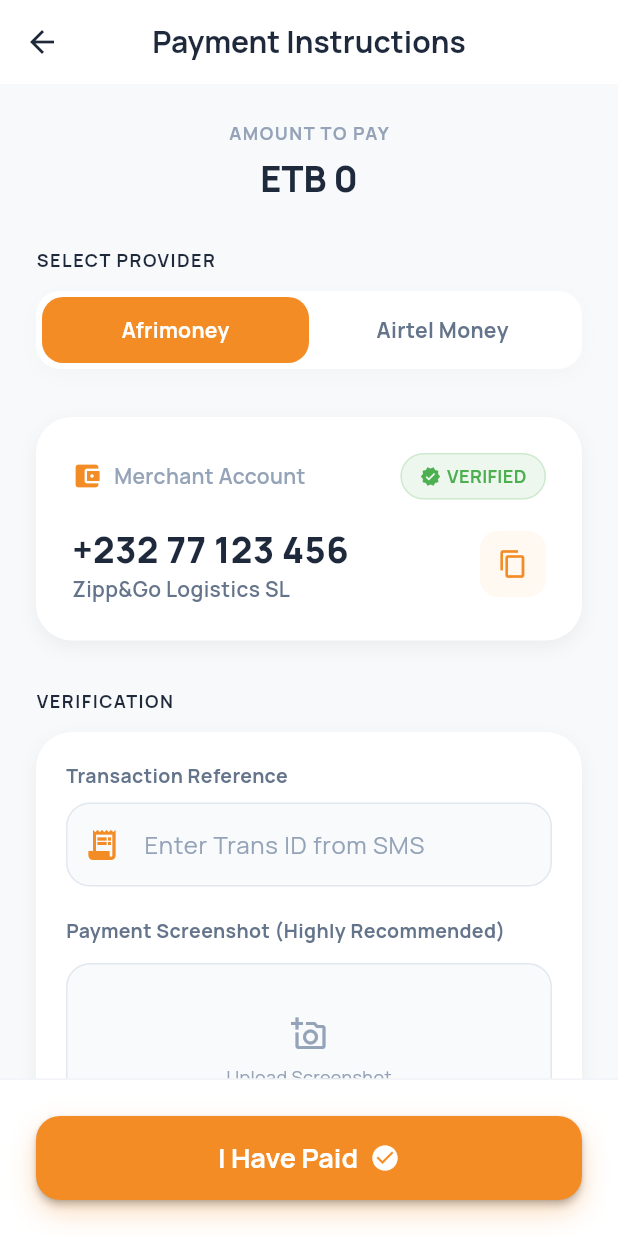
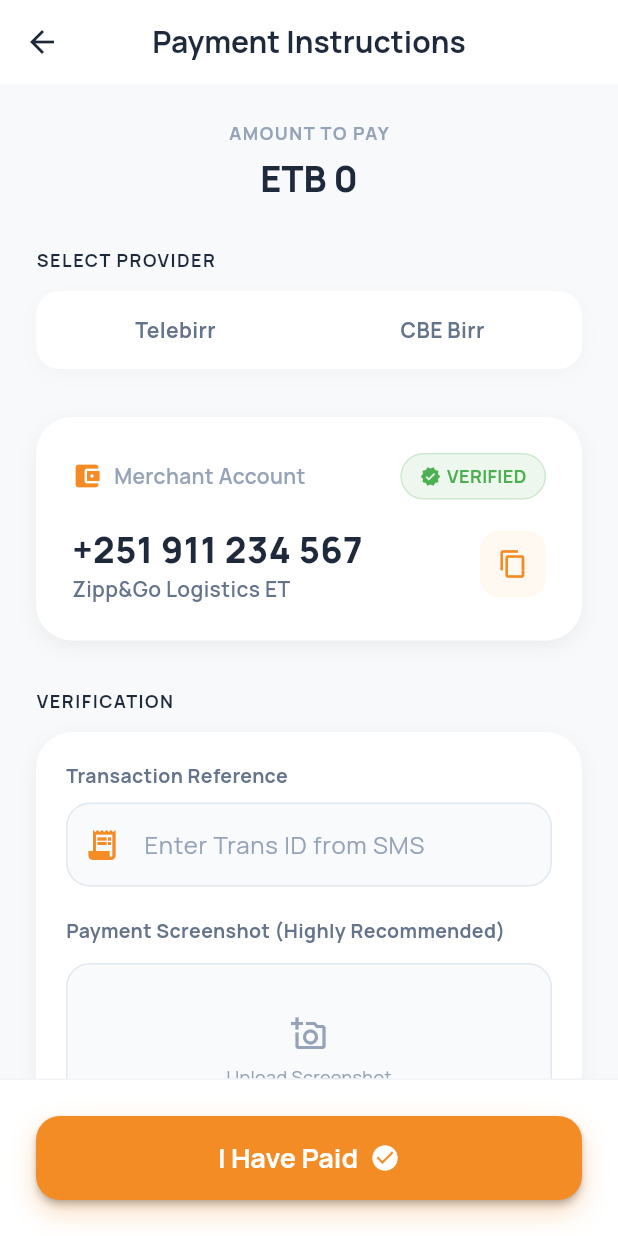
Before and after one commit to amanuel-alex/Motorbike-Parcel-Delivery-App, a Flutter app: the PaymentInstructionsScreen screen opened directly with empty values, on a phone screen of 412 x 824 dp. Run offline on Flutter 3.47's test engine with Material 3 defaults, Android fonts, the phone set to English and light mode, and no system bars; our stand-ins replace cloud_firestore, country_picker, firebase_auth, firebase_core, firebase_storage, google_fonts and 3 more; accounts and stored records are empty; statements that could not run were skipped.

Commit message:
update customer screen

```diff
--- a/lib/core/widgets/common_widgets.dart
+++ b/lib/core/widgets/common_widgets.dart
@@ -6,6 +6,8 @@
   final VoidCallback? onPressed;
   final bool isPrimary;
   final IconData? icon;
+  final Color? backgroundColor;
+  final Color? textColor;
 
   const CustomButton({
     super.key,
@@ -13,6 +15,8 @@
     this.onPressed,
     this.isPrimary = true,
     this.icon,
+    this.backgroundColor,
+    this.textColor,
   });
 
   @override
@@ -25,7 +29,7 @@
               borderRadius: BorderRadius.circular(16),
               boxShadow: [
                 BoxShadow(
-                  color: AppColors.primary.withOpacity(0.3),
+                  color: (backgroundColor ?? AppColors.primary).withOpacity(0.3),
                   blurRadius: 15,
                   offset: const Offset(0, 8),
                 ),
@@ -35,11 +39,18 @@
       child: isPrimary
           ? ElevatedButton(
               onPressed: onPressed,
+              style: ElevatedButton.styleFrom(
+                backgroundColor: backgroundColor ?? AppColors.primary,
+                foregroundColor: textColor ?? Colors.white,
+                shape: RoundedRectangleBorder(borderRadius: BorderRadius.circular(16)),
+              ),
               child: _buildBody(),
             )
           : OutlinedButton(
               onPressed: onPressed,
               style: OutlinedButton.styleFrom(
+                backgroundColor: backgroundColor,
+                foregroundColor: textColor,
                 side: const BorderSide(color: AppColors.border, width: 1.5),
                 shape: RoundedRectangleBorder(
                   borderRadius: BorderRadius.circular(16),
@@ -55,10 +66,10 @@
     return Row(
       mainAxisAlignment: MainAxisAlignment.center,
       children: [
-        Text(text),
+        Text(text, style: TextStyle(color: textColor ?? (isPrimary ? Colors.white : AppColors.textPrimary), fontWeight: FontWeight.bold)),
         if (icon != null) ...[
           const SizedBox(width: 8),
-          Icon(icon, size: 20),
+          Icon(icon, size: 20, color: textColor ?? (isPrimary ? Colors.white : AppColors.textPrimary)),
         ],
       ],
     );
--- a/lib/screens/payment/payment_instructions_screen.dart
+++ b/lib/screens/payment/payment_instructions_screen.dart
@@ -181,10 +181,10 @@
                 child: Row(
                   children: [
                     Expanded(
-                      child: _buildProviderToggle('Afrimoney'),
+                      child: _buildProviderToggle('Telebirr'),
                     ),
                     Expanded(
-                      child: _buildProviderToggle('Airtel Money'),
+                      child: _buildProviderToggle('CBE Birr'),
                     ),
                   ],
                 ),
@@ -209,9 +209,9 @@
                              Icon(Icons.account_balance_wallet, color: AppColors.primary, size: 20),
                              SizedBox(width: 8),
                              Text(
-                              'Merchant Account',
-                              style: TextStyle(color: AppColors.textTertiary, fontWeight: FontWeight.w600),
-                            ),
+                               'Merchant Account',
+                               style: TextStyle(color: AppColors.textTertiary, fontWeight: FontWeight.w600),
+                             ),
                           ],
                         ),
                         const StatusBadge(label: 'VERIFIED', color: Colors.green, icon: Icons.verified),
@@ -225,11 +225,11 @@
                           crossAxisAlignment: CrossAxisAlignment.start,
                           children: const [
                             Text(
-                              '+232 77 123 456',
+                              '+251 911 234 567',
                               style: TextStyle(fontSize: 24, fontWeight: FontWeight.w900, color: AppColors.textPrimary),
                             ),
                             Text(
-                              'Zipp&Go Logistics SL',
+                              'Zipp&Go Logistics ET',
                               style: TextStyle(color: AppColors.textSecondary, fontWeight: FontWeight.w600),
                             ),
                           ],
@@ -316,10 +316,15 @@
 
               _buildSectionTitle('HOW TO PAY'),
               const SizedBox(height: 20),
-              _buildInstructionStep(1, 'Dial USSD Code', 'Open your phone dialer and call *161#'),
-              _buildInstructionStep(2, 'Select Send Money', 'Choose option 1 for sending money to a merchant.'),
-              _buildInstructionStep(3, 'Enter Details', 'Input the phone number and amount shown above exactly.'),
-              _buildInstructionStep(4, 'Confirm & Authorize', 'Enter your PIN to complete the transaction.'),
+              if (selectedProvider == 'Telebirr') ...[
+                _buildInstructionStep(1, 'Open Telebirr App', 'Launch the Telebirr SuperApp on your phone.'),
+                _buildInstructionStep(2, 'Scan or Enter', 'Scan QR or enter merchant number above.'),
+                _buildInstructionStep(3, 'Confirm Amount', 'Ensure amount matches exactly.'),
+              ] else ...[
+                _buildInstructionStep(1, 'Dial *889#', 'Open dialer and call CBE Birr USSD.'),
+                _buildInstructionStep(2, 'Select Merchant', 'Choose Pay Merchant option.'),
+                _buildInstructionStep(3, 'Enter Details', 'Input merchant ID and amount.'),
+              ],
 
               const SizedBox(height: 24),
               GestureDetector(
@@ -360,45 +365,54 @@
               ),
 
               const SizedBox(height: 32),
-              // Map Snippet
-              Stack(
-                alignment: Alignment.bottomLeft,
-                children: [
-                  const SafeNetworkImage(
-                    imageUrl: 'https://api.placeholder.com/400/120?text=Logistics+Center+Map',
-                    height: 120,
-                    width: double.infinity,
-                    borderRadius: 20,
+              // Map Snippet (Replaced with Gradient Card)
+              Container(
+                width: double.infinity,
+                padding: const EdgeInsets.all(24),
+                decoration: BoxDecoration(
+                  gradient: const LinearGradient(
+                    colors: [Color(0xFF2C3E50), Color(0xFF4CA1AF)],
+                    begin: Alignment.topLeft,
+                    end: Alignment.bottomRight,
                   ),
-                  Container(
-                    height: 120,
-                    padding: const EdgeInsets.all(16),
-                    decoration: BoxDecoration(
-                      borderRadius: BorderRadius.circular(20),
-                      gradient: LinearGradient(
-                        colors: [Colors.black.withOpacity(0.6), Colors.transparent],
-                        begin: Alignment.bottomCenter,
-                        end: Alignment.topCenter,
+                  borderRadius: BorderRadius.circular(24),
+                  boxShadow: [
+                    BoxShadow(
+                      color: Colors.black.withOpacity(0.2),
+                      blurRadius: 10,
+                      offset: const Offset(0, 5),
+                    ),
+                  ],
+                ),
+                child: Row(
+                  children: [
+                    Container(
+                      padding: const EdgeInsets.all(12),
+                      decoration: BoxDecoration(
+                        color: Colors.white.withOpacity(0.2),
+                        shape: BoxShape.circle,
                       ),
+                      child: const Icon(Icons.location_on, color: Colors.white, size: 24),
                     ),
-                    alignment: Alignment.bottomLeft,
-                    child: Column(
-                      mainAxisSize: MainAxisSize.min,
+                    const SizedBox(width: 16),
+                    Column(
                       crossAxisAlignment: CrossAxisAlignment.start,
                       children: const [
                         Text(
                           'MAIN LOGISTICS CENTER',
                           style: TextStyle(color: Colors.white, fontWeight: FontWeight.bold, fontSize: 13),
                         ),
+                        SizedBox(height: 4),
                         Text(
-                          'Wilkinson Road, Freetown',
+                          'Bole Road, Addis Ababa',
                           style: TextStyle(color: Colors.white70, fontSize: 11),
                         ),
                       ],
                     ),
-                  ),
-                ],
+                  ],
+                ),
               ),
+
               const SizedBox(height: 16),
               const Text(
                 'Transactions are usually verified within 2-5 minutes. If you encounter any issues, please contact our 24/7 support.',
```
Also changed, not shown: lib/core/services/delivery_service.dart (+11 -0 lines), lib/screens/customer/create_delivery_screen.dart (+73 -20 lines), lib/screens/customer/customer_home_screen.dart (+24 -5 lines), lib/screens/customer/delivery_details_screen.dart (added, +215 -0 lines).
